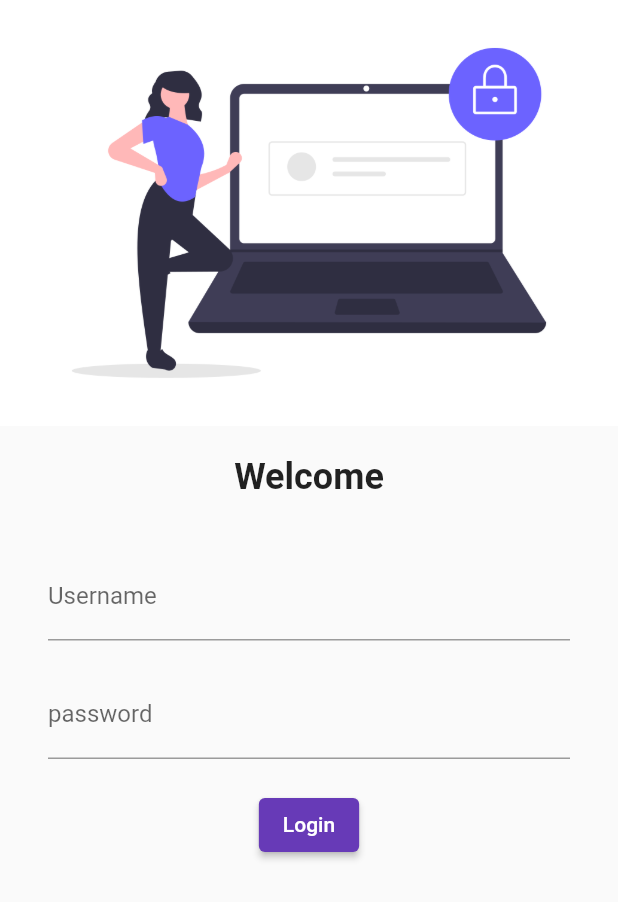
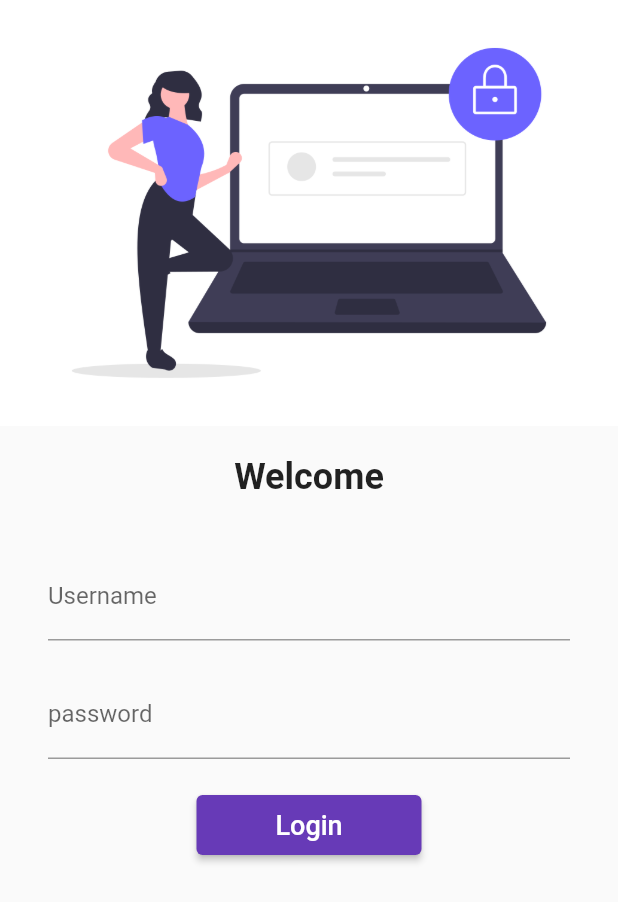
Before and after one commit to MeetSonchhatra/Learningflutter, a Flutter app: the screen it shows after launch, on a phone screen of 412 x 824 dp. Shown: the top 902 px of the screen. Run offline on Flutter 3.47's test engine with Material 2 defaults, Android fonts, the phone set to English and light mode, and no system bars; our stand-ins replace google_fonts.

Commit message:
Day-5 done

```diff
--- a/lib/main.dart
+++ b/lib/main.dart
@@ -1,7 +1,7 @@
 import 'package:egapp/pages/login_page.dart';
+import 'package:egapp/utils/routes.dart';
 import 'package:flutter/material.dart';
 import 'package:google_fonts/google_fonts.dart';
-
 
 import 'pages/home_page.dart';
 
@@ -15,15 +15,16 @@
     return MaterialApp(
       themeMode: ThemeMode.light,
       theme: ThemeData(
-        primarySwatch: Colors.deepPurple,
-        primaryTextTheme: GoogleFonts.latoTextTheme()),
+          primarySwatch: Colors.deepPurple,
+          primaryTextTheme: GoogleFonts.latoTextTheme()),
       darkTheme: ThemeData(
         brightness: Brightness.dark,
       ),
+      debugShowCheckedModeBanner: false,
       routes: {
         "/": (context) => LoginPage(),
-        "/home": (context) => HomePage(),
-        "/login": (context) => LoginPage()
+        MyRoutes.homeroute: (context) => HomePage(),
+        MyRoutes.loginroute: (context) => LoginPage()
       },
     );
   }
--- a/lib/pages/login_page.dart
+++ b/lib/pages/login_page.dart
@@ -1,9 +1,12 @@
 import 'package:flutter/material.dart';
+
+import '../utils/routes.dart';
 
 class LoginPage extends StatelessWidget {
   @override
   Widget build(BuildContext context) {
     return Material(
+        child: SingleChildScrollView(
       child: Column(
         children: [
           Image.asset(
@@ -46,11 +49,20 @@
                 SizedBox(
                   height: 20,
                 ),
-              ElevatedButton(child: Text("Login"), onPressed: () {})
+                ElevatedButton(
+                    child: const Text(
+                      "Login",
+                      style: TextStyle(fontSize: 18),
+                    ),
+                    style: TextButton.styleFrom(minimumSize: Size(150, 40)),
+                    onPressed: () {
+                      Navigator.pushNamed(context, MyRoutes.homeroute);
+                    })
               ],
             ),
           )
         ],
+      ),
     ));
   }
 }
--- /dev/null
+++ b/lib/utils/routes.dart
@@ -0,0 +1,4 @@
+class MyRoutes{
+  static String loginroute = "/login";
+  static String homeroute = "/home";
+}
```
Lines whose indentation alone changed are shown as unchanged.
